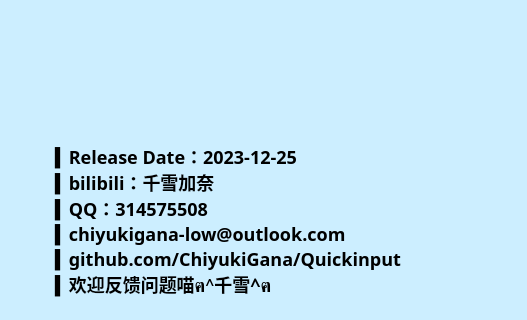
Qt form .ui/AboutUi.ui (hongliangdu/Quickinput) before a commit; both pictures show x 0 to 527 and y 0 to 320 of the 640 by 440 pixel window.
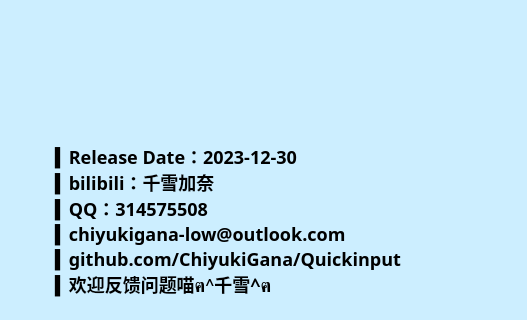
The same form after that commit. Icons and pictures are not drawn.

What changed in the file:
```diff
--- a/.ui/AboutUi.ui
+++ b/.ui/AboutUi.ui
@@ -77,7 +77,7 @@
 QLabel:hover{color:#00F;}</string>
      </property>
      <property name="text">
-      <string>▍Release Date：2023-12-25
+      <string>▍Release Date：2023-12-30
 ▍bilibili：千雪加奈
 ▍QQ：314575508
 ▍chiyukigana-low@outlook.com
```
